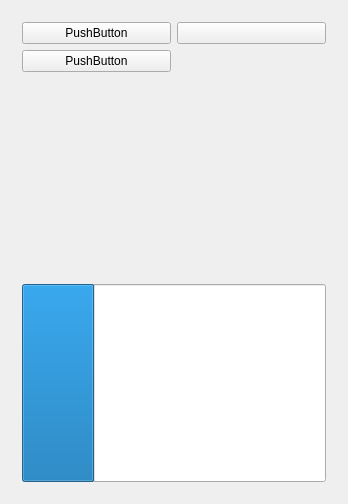
This is MemoryGame/widget.ui in waynegod/Qt-Learning as Qt 5 draws it before an edit. The edited form follows.
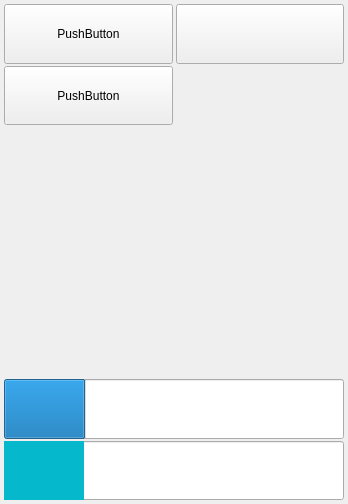
This is the edited form.

```diff
--- a/MemoryGame/widget.ui
+++ b/MemoryGame/widget.ui
@@ -14,6 +14,21 @@
    <string>Widget</string>
   </property>
   <layout class="QGridLayout" name="gamebox">
+   <property name="leftMargin">
+    <number>0</number>
+   </property>
+   <property name="topMargin">
+    <number>0</number>
+   </property>
+   <property name="rightMargin">
+    <number>0</number>
+   </property>
+   <property name="bottomMargin">
+    <number>0</number>
+   </property>
+   <property name="spacing">
+    <number>0</number>
+   </property>
    <item row="0" column="0">
     <widget class="QStackedWidget" name="stackedWidget">
      <property name="currentIndex">
@@ -102,6 +117,21 @@
      </widget>
      <widget class="QWidget" name="Page_choose">
       <layout class="QGridLayout" name="gridLayout_4">
+       <property name="leftMargin">
+        <number>0</number>
+       </property>
+       <property name="topMargin">
+        <number>0</number>
+       </property>
+       <property name="rightMargin">
+        <number>0</number>
+       </property>
+       <property name="bottomMargin">
+        <number>0</number>
+       </property>
+       <property name="spacing">
+        <number>0</number>
+       </property>
        <item row="0" column="0">
         <layout class="QGridLayout" name="GLayout_pc">
          <property name="leftMargin">
@@ -189,21 +219,50 @@
       </layout>
      </widget>
      <widget class="QWidget" name="Page_play">
-      <layout class="QGridLayout" name="gridLayout_6">
+      <layout class="QGridLayout" name="gridLayout_6" rowstretch="0">
+       <property name="leftMargin">
+        <number>2</number>
+       </property>
+       <property name="topMargin">
+        <number>2</number>
+       </property>
+       <property name="rightMargin">
+        <number>2</number>
+       </property>
+       <property name="bottomMargin">
+        <number>2</number>
+       </property>
+       <property name="spacing">
+        <number>2</number>
+       </property>
        <item row="0" column="0">
         <layout class="QGridLayout" name="GLayout_pp">
-         <item row="3" column="0" colspan="2">
-          <widget class="QFrame" name="playbox">
-           <property name="minimumSize">
-            <size>
-             <width>0</width>
-             <height>200</height>
-            </size>
-           </property>
-          </widget>
-         </item>
+         <property name="leftMargin">
+          <number>2</number>
+         </property>
+         <property name="topMargin">
+          <number>2</number>
+         </property>
+         <property name="rightMargin">
+          <number>2</number>
+         </property>
+         <property name="bottomMargin">
+          <number>2</number>
+         </property>
+         <property name="horizontalSpacing">
+          <number>3</number>
+         </property>
+         <property name="verticalSpacing">
+          <number>2</number>
+         </property>
          <item row="2" column="0">
           <widget class="QPushButton" name="pushButton_11">
+           <property name="sizePolicy">
+            <sizepolicy hsizetype="Minimum" vsizetype="Expanding">
+             <horstretch>0</horstretch>
+             <verstretch>0</verstretch>
+            </sizepolicy>
+           </property>
            <property name="focusPolicy">
             <enum>Qt::NoFocus</enum>
            </property>
@@ -214,6 +273,12 @@
          </item>
          <item row="1" column="0">
           <widget class="QPushButton" name="pushButton_10">
+           <property name="sizePolicy">
+            <sizepolicy hsizetype="Minimum" vsizetype="Expanding">
+             <horstretch>0</horstretch>
+             <verstretch>0</verstretch>
+            </sizepolicy>
+           </property>
            <property name="focusPolicy">
             <enum>Qt::NoFocus</enum>
            </property>
@@ -223,7 +288,7 @@
           </widget>
          </item>
          <item row="4" column="0" colspan="2">
-          <widget class="QProgressBar" name="progressBar">
+          <widget class="QProgressBar" name="progressBar1">
            <property name="sizePolicy">
             <sizepolicy hsizetype="Expanding" vsizetype="Expanding">
              <horstretch>0</horstretch>
@@ -240,6 +305,12 @@
          </item>
          <item row="1" column="1">
           <widget class="QPushButton" name="pushButton_9">
+           <property name="sizePolicy">
+            <sizepolicy hsizetype="Minimum" vsizetype="Expanding">
+             <horstretch>0</horstretch>
+             <verstretch>0</verstretch>
+            </sizepolicy>
+           </property>
            <property name="focusPolicy">
             <enum>Qt::NoFocus</enum>
            </property>
@@ -269,6 +340,51 @@
            </property>
           </widget>
          </item>
+         <item row="5" column="0" colspan="2">
+          <widget class="QProgressBar" name="progressBar">
+           <property name="sizePolicy">
+            <sizepolicy hsizetype="Expanding" vsizetype="Expanding">
+             <horstretch>0</horstretch>
+             <verstretch>0</verstretch>
+            </sizepolicy>
+           </property>
+           <property name="contextMenuPolicy">
+            <enum>Qt::DefaultContextMenu</enum>
+           </property>
+           <property name="styleSheet">
+            <string notr="true">
+
+ QProgressBar::chunk {
+     background-color: #05B8CC;
+     width: 20px;
+ }</string>
+           </property>
+           <property name="value">
+            <number>20</number>
+           </property>
+           <property name="textVisible">
+            <bool>false</bool>
+           </property>
+           <property name="orientation">
+            <enum>Qt::Horizontal</enum>
+           </property>
+          </widget>
+         </item>
+         <item row="3" column="0" colspan="2">
+          <widget class="QWidget" name="BPlaybox" native="true">
+           <property name="minimumSize">
+            <size>
+             <width>0</width>
+             <height>250</height>
+            </size>
+           </property>
+           <layout class="QGridLayout" name="playbox">
+            <property name="sizeConstraint">
+             <enum>QLayout::SetDefaultConstraint</enum>
+            </property>
+           </layout>
+          </widget>
+         </item>
         </layout>
        </item>
       </layout>
```
